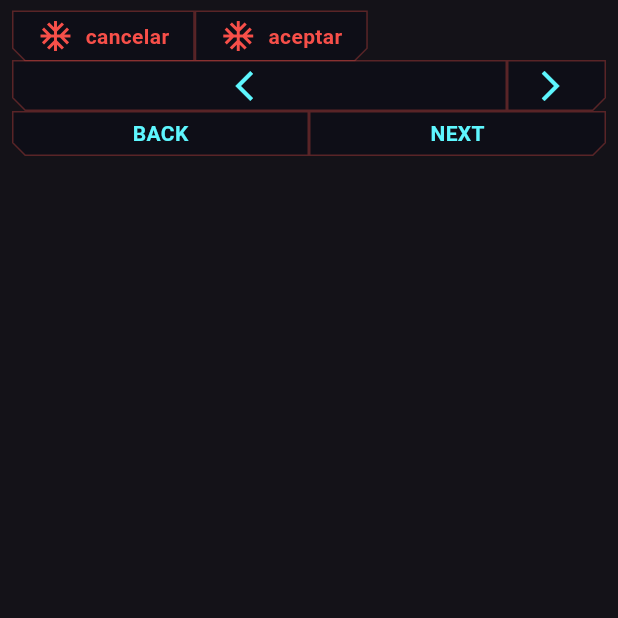
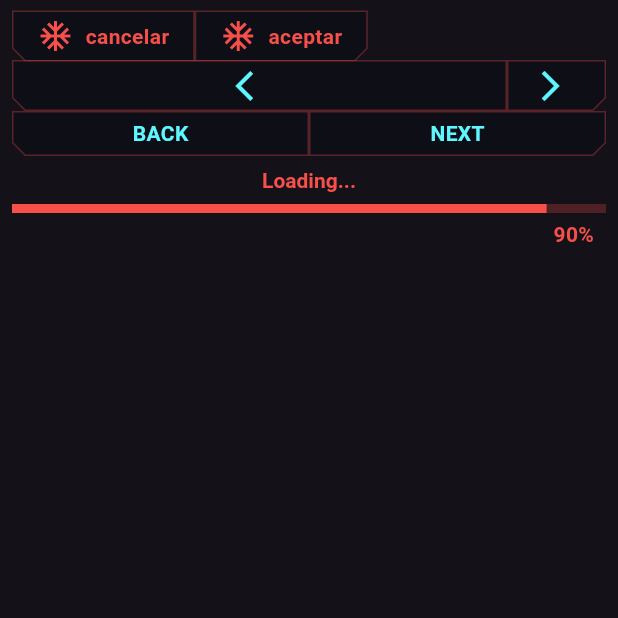
Before and after one commit to CerberusProgrammer/cyberpunk_ui, a Flutter app: the screen it shows after launch, on a phone screen of 412 x 824 dp, the top half of it. Run offline on Flutter 3.47's test engine with Material 3 defaults, Android fonts, the phone set to English and light mode, and no system bars.

```diff
--- a/lib/main.dart
+++ b/lib/main.dart
@@ -1,6 +1,7 @@
 import 'package:cyberpunk_ui/v2/button/filled/cyber_filled_button.dart';
 import 'package:cyberpunk_ui/v2/button/cyber_button_shape.dart';
 import 'package:cyberpunk_ui/v2/button/text/cyber_text_button.dart';
+import 'package:cyberpunk_ui/v2/progress/cyber_linear_progress.dart';
 import 'package:flutter/material.dart';
 
 void main() {
@@ -72,6 +73,9 @@ class MainApp extends StatelessWidget {
                   ),
                 ],
               ),
+              CyberLinearProgress(
+                title: Text('Loading...'),
+              )
             ],
           ),
         ),
```
